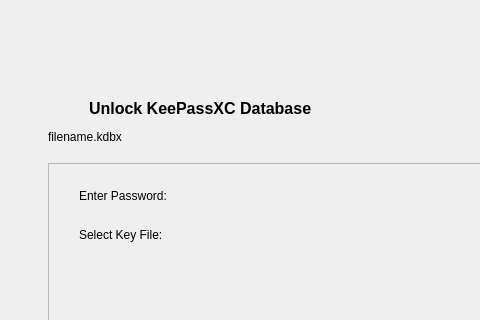
Above: src/gui/DatabaseOpenWidget.ui from iDarkTemplar/keepassx-min before the change; both pictures show x 0 to 480 and y 0 to 320 of the 745 by 544 pixel window. Below: the same form after it.
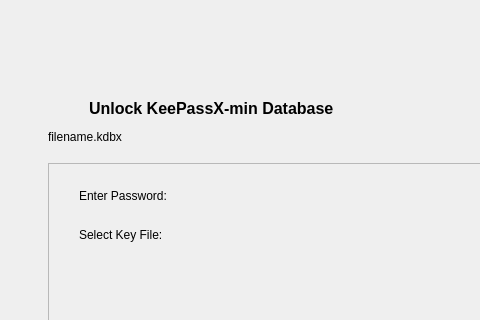
That is the form after the change. Custom widgets are drawn as their Qt base class.

```diff
--- a/src/gui/DatabaseOpenWidget.ui
+++ b/src/gui/DatabaseOpenWidget.ui
@@ -84,7 +84,7 @@
              </font>
             </property>
             <property name="text">
-             <string>Unlock KeePassXC Database</string>
+             <string>Unlock KeePassX-min Database</string>
             </property>
            </widget>
           </item>
```
Left out of the diff: 2 changed lines with no effect on the pictures.
